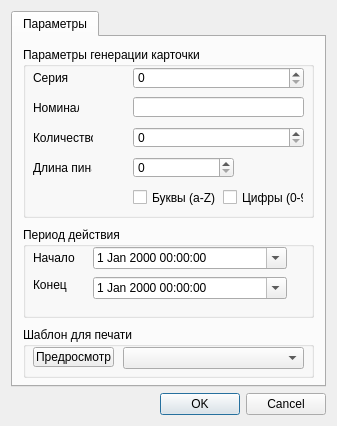
First picture: the form in mdi/forms/sxpress_cards_series_edit.ui, repository brat002/ExpertBilling, before the edit.
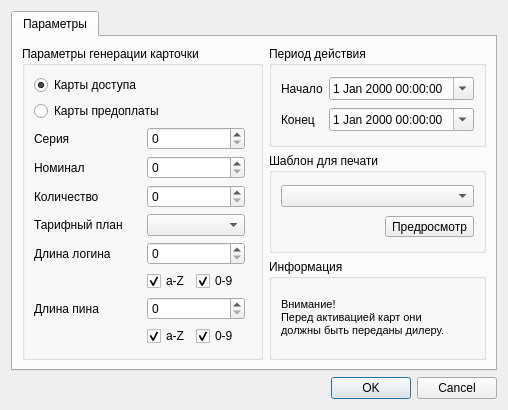
Second picture: the form after the edit.

```diff
--- a/mdi/forms/sxpress_cards_series_edit.ui
+++ b/mdi/forms/sxpress_cards_series_edit.ui
@@ -5,8 +5,8 @@
    <rect>
     <x>0</x>
     <y>0</y>
-    <width>337</width>
-    <height>426</height>
+    <width>505</width>
+    <height>380</height>
    </rect>
   </property>
   <property name="windowTitle" >
@@ -32,128 +32,62 @@
       <attribute name="title" >
        <string>Параметры</string>
       </attribute>
+      <layout class="QGridLayout" name="gridLayout_2" >
+       <item rowspan="3" row="0" column="0" >
       <widget class="QGroupBox" name="params_groupBox" >
-       <property name="geometry" >
-        <rect>
-         <x>10</x>
-         <y>10</y>
-         <width>291</width>
-         <height>171</height>
-        </rect>
-       </property>
        <property name="title" >
         <string>Параметры генерации карточки</string>
        </property>
-       <widget class="QLineEdit" name="nominal_lineEdit" >
-        <property name="geometry" >
-         <rect>
-          <x>110</x>
-          <y>50</y>
-          <width>171</width>
-          <height>20</height>
-         </rect>
-        </property>
-       </widget>
-       <widget class="QLabel" name="count_label" >
-        <property name="geometry" >
-         <rect>
-          <x>10</x>
-          <y>80</y>
-          <width>60</width>
-          <height>21</height>
-         </rect>
-        </property>
+         <layout class="QGridLayout" name="gridLayout_3" >
+          <item row="1" column="0" colspan="5" >
+           <widget class="QRadioButton" name="radioButton_prepaid" >
         <property name="text" >
-         <string>Количество</string>
-        </property>
-       </widget>
-       <widget class="QLabel" name="pin_label" >
-        <property name="geometry" >
-         <rect>
-          <x>10</x>
-          <y>110</y>
-          <width>59</width>
-          <height>21</height>
-         </rect>
-        </property>
-        <property name="text" >
-         <string>Длина пина</string>
-        </property>
-       </widget>
+             <string>Карты предоплаты</string>
+            </property>
+            <property name="checked" >
+             <bool>false</bool>
+            </property>
+           </widget>
+          </item>
+          <item row="3" column="0" >
        <widget class="QLabel" name="series_label" >
-        <property name="geometry" >
-         <rect>
-          <x>10</x>
-          <y>20</y>
-          <width>46</width>
-          <height>21</height>
-         </rect>
-        </property>
         <property name="text" >
          <string>Серия</string>
         </property>
        </widget>
+          </item>
+          <item row="4" column="0" >
        <widget class="QLabel" name="nominal_label" >
-        <property name="geometry" >
-         <rect>
-          <x>10</x>
-          <y>50</y>
-          <width>46</width>
-          <height>21</height>
-         </rect>
-        </property>
         <property name="text" >
          <string>Номинал</string>
         </property>
        </widget>
-       <widget class="QSpinBox" name="pin_spinBox" >
-        <property name="geometry" >
-         <rect>
-          <x>110</x>
-          <y>110</y>
-          <width>101</width>
-          <height>21</height>
-         </rect>
+          </item>
+          <item row="4" column="1" colspan="3" >
+           <widget class="QSpinBox" name="spinBox_nominal" >
+            <property name="frame" >
+             <bool>true</bool>
+            </property>
+            <property name="buttonSymbols" >
+             <enum>QAbstractSpinBox::UpDownArrows</enum>
+            </property>
+            <property name="accelerated" >
+             <bool>true</bool>
         </property>
         <property name="maximum" >
-         <number>32</number>
-        </property>
-       </widget>
-       <widget class="QCheckBox" name="l_checkBox" >
-        <property name="geometry" >
-         <rect>
-          <x>110</x>
-          <y>140</y>
-          <width>91</width>
-          <height>21</height>
-         </rect>
-        </property>
+             <number>999999999</number>
+            </property>
+           </widget>
+          </item>
+          <item row="5" column="0" >
+           <widget class="QLabel" name="count_label" >
         <property name="text" >
-         <string>Буквы (a-Z)</string>
-        </property>
-       </widget>
-       <widget class="QCheckBox" name="numbers_checkBox" >
-        <property name="geometry" >
-         <rect>
-          <x>200</x>
-          <y>140</y>
-          <width>81</width>
-          <height>21</height>
-         </rect>
-        </property>
-        <property name="text" >
-         <string>Цифры (0-9)</string>
-        </property>
-       </widget>
+             <string>Количество</string>
+            </property>
+           </widget>
+          </item>
+          <item row="5" column="1" colspan="3" >
        <widget class="QSpinBox" name="count_spinBox" >
-        <property name="geometry" >
-         <rect>
-          <x>110</x>
-          <y>80</y>
-          <width>171</width>
-          <height>21</height>
-         </rect>
-        </property>
         <property name="frame" >
          <bool>true</bool>
         </property>
@@ -167,128 +101,215 @@
          <number>999999999</number>
         </property>
        </widget>
+          </item>
+          <item row="6" column="0" >
+           <widget class="QLabel" name="label_tarif" >
+            <property name="text" >
+             <string>Тарифный план</string>
+            </property>
+           </widget>
+          </item>
+          <item row="6" column="1" colspan="3" >
+           <widget class="QComboBox" name="comboBox_tarif" />
+          </item>
+          <item row="7" column="0" >
+           <widget class="QLabel" name="label_login" >
+            <property name="text" >
+             <string>Длина логина</string>
+            </property>
+           </widget>
+          </item>
+          <item row="3" column="1" colspan="3" >
        <widget class="QSpinBox" name="series_spinBox" >
-        <property name="geometry" >
-         <rect>
-          <x>110</x>
-          <y>20</y>
-          <width>171</width>
-          <height>22</height>
-         </rect>
-        </property>
         <property name="maximum" >
          <number>999999999</number>
         </property>
        </widget>
-      </widget>
+          </item>
+          <item row="7" column="1" colspan="3" >
+           <widget class="QSpinBox" name="spinBox_login" >
+            <property name="text" stdset="0" >
+             <string>0</string>
+            </property>
+            <property name="maximum" >
+             <number>32</number>
+            </property>
+           </widget>
+          </item>
+          <item row="9" column="1" colspan="3" >
+           <widget class="QSpinBox" name="pin_spinBox" >
+            <property name="text" stdset="0" >
+             <string>0</string>
+            </property>
+            <property name="maximum" >
+             <number>32</number>
+            </property>
+           </widget>
+          </item>
+          <item row="9" column="0" >
+           <widget class="QLabel" name="pin_label" >
+            <property name="text" >
+             <string>Длина пина</string>
+            </property>
+           </widget>
+          </item>
+          <item row="8" column="1" >
+           <widget class="QCheckBox" name="l_checkBox_login" >
+            <property name="text" >
+             <string>a-Z</string>
+            </property>
+            <property name="checked" >
+             <bool>true</bool>
+            </property>
+           </widget>
+          </item>
+          <item row="8" column="2" >
+           <widget class="QCheckBox" name="numbers_checkBox_login" >
+            <property name="text" >
+             <string>0-9</string>
+            </property>
+            <property name="checked" >
+             <bool>true</bool>
+            </property>
+           </widget>
+          </item>
+          <item row="10" column="1" >
+           <widget class="QCheckBox" name="l_checkBox_pin" >
+            <property name="text" >
+             <string>a-Z</string>
+            </property>
+            <property name="checked" >
+             <bool>true</bool>
+            </property>
+           </widget>
+          </item>
+          <item row="10" column="2" >
+           <widget class="QCheckBox" name="numbers_checkBox_pin" >
+            <property name="text" >
+             <string>0-9</string>
+            </property>
+            <property name="checked" >
+             <bool>true</bool>
+            </property>
+           </widget>
+          </item>
+          <item row="0" column="0" >
+           <widget class="QRadioButton" name="radioButton_access" >
+            <property name="text" >
+             <string>Карты доступа</string>
+            </property>
+            <property name="checked" >
+             <bool>true</bool>
+            </property>
+           </widget>
+          </item>
+         </layout>
+         <zorder>nominal_lineEdit</zorder>
+         <zorder>count_label</zorder>
+         <zorder>series_label</zorder>
+         <zorder>nominal_label</zorder>
+         <zorder>count_spinBox</zorder>
+         <zorder>pin_label_2</zorder>
+         <zorder>groupBox</zorder>
+         <zorder>radioButton_prepaid</zorder>
+         <zorder>spinBox_nominal</zorder>
+         <zorder>comboBox_tarif</zorder>
+         <zorder>label_tarif</zorder>
+         <zorder>label_login</zorder>
+         <zorder>series_spinBox</zorder>
+         <zorder>spinBox_login</zorder>
+         <zorder>pin_spinBox</zorder>
+         <zorder>pin_label</zorder>
+         <zorder>l_checkBox_login</zorder>
+         <zorder>numbers_checkBox_login</zorder>
+         <zorder>l_checkBox_pin</zorder>
+         <zorder>numbers_checkBox_pin</zorder>
+         <zorder>radioButton_access</zorder>
+        </widget>
+       </item>
+       <item row="0" column="1" >
       <widget class="QGroupBox" name="period_groupBox" >
-       <property name="geometry" >
-        <rect>
-         <x>10</x>
-         <y>190</y>
-         <width>291</width>
-         <height>91</height>
-        </rect>
-       </property>
        <property name="title" >
         <string>Период действия</string>
        </property>
-       <widget class="QDateTimeEdit" name="end_dateTimeEdit" >
-        <property name="geometry" >
-         <rect>
-          <x>70</x>
-          <y>50</y>
-          <width>194</width>
-          <height>22</height>
-         </rect>
-        </property>
-        <property name="calendarPopup" >
-         <bool>true</bool>
-        </property>
-       </widget>
-       <widget class="QDateTimeEdit" name="start_dateTimeEdit" >
-        <property name="geometry" >
-         <rect>
-          <x>70</x>
-          <y>20</y>
-          <width>194</width>
-          <height>22</height>
-         </rect>
-        </property>
-        <property name="calendarPopup" >
-         <bool>true</bool>
-        </property>
-       </widget>
+         <layout class="QGridLayout" name="gridLayout_4" >
+          <item row="0" column="0" >
        <widget class="QLabel" name="start_label" >
-        <property name="geometry" >
-         <rect>
-          <x>10</x>
-          <y>20</y>
-          <width>46</width>
-          <height>21</height>
-         </rect>
-        </property>
         <property name="text" >
          <string>Начало</string>
         </property>
        </widget>
+          </item>
+          <item row="0" column="1" >
+           <widget class="QDateTimeEdit" name="start_dateTimeEdit" >
+            <property name="calendarPopup" >
+             <bool>true</bool>
+            </property>
+           </widget>
+          </item>
+          <item row="1" column="0" >
        <widget class="QLabel" name="end_label" >
-        <property name="geometry" >
-         <rect>
-          <x>10</x>
-          <y>50</y>
-          <width>46</width>
-          <height>16</height>
-         </rect>
-        </property>
         <property name="text" >
          <string>Конец</string>
         </property>
        </widget>
-      </widget>
+          </item>
+          <item row="1" column="1" >
+           <widget class="QDateTimeEdit" name="end_dateTimeEdit" >
+            <property name="calendarPopup" >
+             <bool>true</bool>
+            </property>
+           </widget>
+          </item>
+         </layout>
+        </widget>
+       </item>
+       <item row="1" column="1" >
       <widget class="QGroupBox" name="groupBox_template" >
-       <property name="geometry" >
-        <rect>
-         <x>10</x>
-         <y>290</y>
-         <width>291</width>
-         <height>51</height>
-        </rect>
-       </property>
        <property name="title" >
         <string>Шаблон для печати</string>
        </property>
-       <widget class="QComboBox" name="comboBox_templates" >
-        <property name="geometry" >
-         <rect>
-          <x>100</x>
-          <y>20</y>
-          <width>181</width>
-          <height>22</height>
-         </rect>
-        </property>
-       </widget>
+         <layout class="QGridLayout" name="gridLayout_5" >
+          <item row="0" column="0" colspan="2" >
+           <widget class="QComboBox" name="comboBox_templates" />
+          </item>
+          <item row="1" column="1" >
        <widget class="QToolButton" name="toolButton_preview" >
-        <property name="geometry" >
-         <rect>
-          <x>10</x>
-          <y>20</y>
-          <width>81</width>
-          <height>20</height>
-         </rect>
-        </property>
         <property name="text" >
          <string>Предросмотр</string>
         </property>
        </widget>
-      </widget>
-     </widget>
+          </item>
+         </layout>
+        </widget>
+       </item>
+       <item row="2" column="1" >
+        <widget class="QGroupBox" name="groupBox_info" >
+         <property name="title" >
+          <string>Информация</string>
+         </property>
+         <layout class="QGridLayout" name="gridLayout_6" >
+          <item row="0" column="0" >
+           <widget class="QLabel" name="label_info" >
+            <property name="text" >
+             <string>&lt;!DOCTYPE HTML PUBLIC "-//W3C//DTD HTML 4.0//EN" "http://www.w3.org/TR/REC-html40/strict.dtd">
+&lt;html>&lt;head>&lt;meta name="qrichtext" content="1" />&lt;style type="text/css">
+p, li { white-space: pre-wrap; }
+&lt;/style>&lt;/head>&lt;body style=" font-family:'MS Shell Dlg 2'; font-size:8.25pt; font-weight:400; font-style:normal;">
+&lt;p style=" margin-top:0px; margin-bottom:0px; margin-left:0px; margin-right:0px; -qt-block-indent:0; text-indent:0px; font-size:8pt;">Внимание!&lt;/p>
+&lt;p style=" margin-top:0px; margin-bottom:0px; margin-left:0px; margin-right:0px; -qt-block-indent:0; text-indent:0px; font-size:8pt;">Перед активацией карт они&lt;/p>
+&lt;p style=" margin-top:0px; margin-bottom:0px; margin-left:0px; margin-right:0px; -qt-block-indent:0; text-indent:0px; font-size:8pt;">должны быть переданы дилеру.&lt;/p>&lt;/body>&lt;/html></string>
+            </property>
+           </widget>
+          </item>
+         </layout>
     </widget>
    </item>
   </layout>
-  <zorder>buttonBox</zorder>
-  <zorder>groupBox_2</zorder>
-  <zorder>tabWidget</zorder>
+     </widget>
+    </widget>
+   </item>
+  </layout>
  </widget>
  <resources/>
  <connections>
```
Lines whose indentation alone changed are shown as unchanged.
